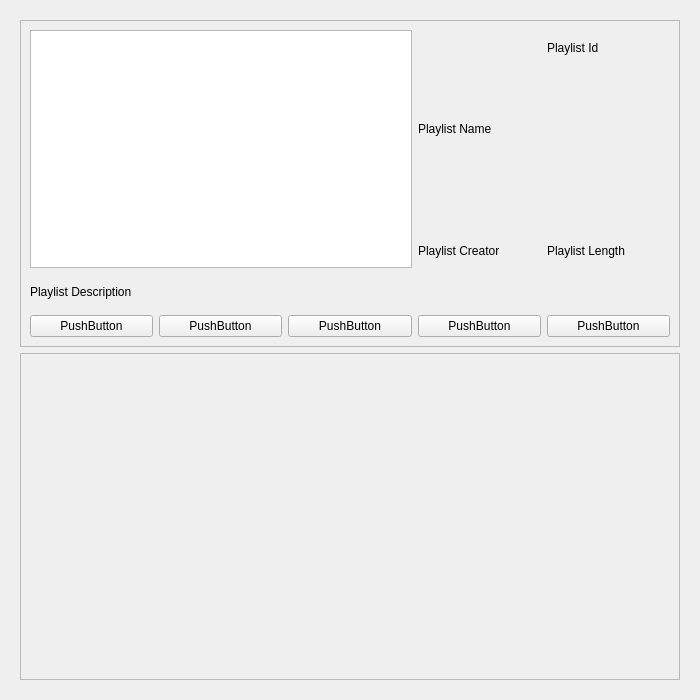
Old version of the form src/content/contentPlaylist.ui in the repository Nmstr/Auralium.
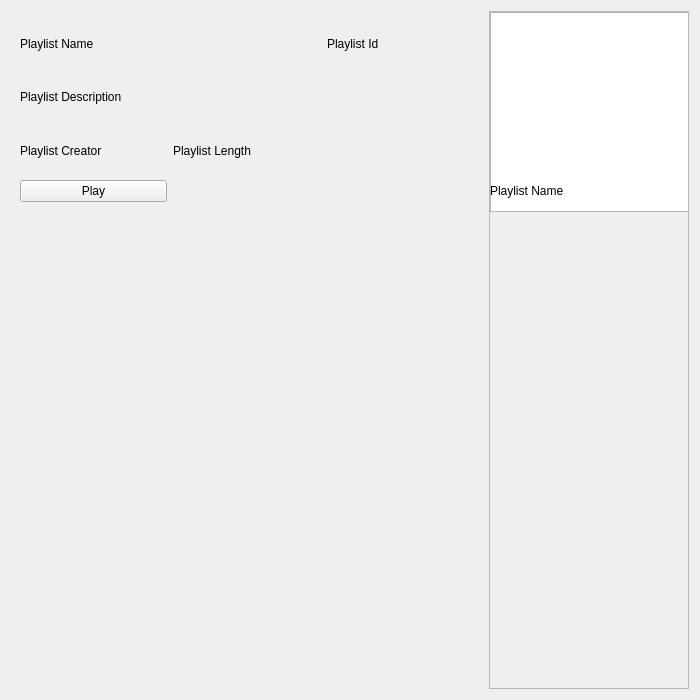
New version of the form. Icons and pictures are not drawn.

Commit message: added icons and redid playlists tab

Patch:
```diff
--- a/src/content/contentPlaylist.ui
+++ b/src/content/contentPlaylist.ui
@@ -13,9 +13,9 @@
   <property name="windowTitle">
    <string>Frame</string>
   </property>
-  <layout class="QVBoxLayout" name="verticalLayout_2">
+  <layout class="QHBoxLayout" name="horizontalLayout">
    <item>
-    <widget class="QScrollArea" name="playlistViewScrollArea">
+    <widget class="QScrollArea" name="scrollArea">
      <property name="frameShape">
       <enum>QFrame::NoFrame</enum>
      </property>
@@ -27,108 +27,89 @@
        <rect>
         <x>0</x>
         <y>0</y>
-        <width>682</width>
+        <width>476</width>
         <height>682</height>
        </rect>
       </property>
-      <layout class="QVBoxLayout" name="verticalLayout_12">
+      <layout class="QVBoxLayout" name="verticalLayout_2">
+       <property name="spacing">
+        <number>0</number>
+       </property>
        <property name="leftMargin">
-        <number>9</number>
+        <number>0</number>
        </property>
        <property name="topMargin">
-        <number>9</number>
+        <number>0</number>
        </property>
        <property name="rightMargin">
-        <number>9</number>
+        <number>0</number>
        </property>
        <property name="bottomMargin">
-        <number>9</number>
+        <number>0</number>
        </property>
        <item>
-        <widget class="QFrame" name="playlistsTopper">
+        <widget class="QFrame" name="playlistTopper">
          <property name="minimumSize">
           <size>
            <width>0</width>
-           <height>300</height>
+           <height>200</height>
+          </size>
+         </property>
+         <property name="maximumSize">
+          <size>
+           <width>16777215</width>
+           <height>200</height>
           </size>
          </property>
          <property name="frameShape">
-          <enum>QFrame::StyledPanel</enum>
+          <enum>QFrame::NoFrame</enum>
          </property>
          <property name="frameShadow">
           <enum>QFrame::Raised</enum>
          </property>
-         <layout class="QGridLayout" name="gridLayout_7">
-          <item row="5" column="5">
-           <widget class="QLabel" name="playlistLengthLabel">
-            <property name="text">
-             <string>Playlist Length</string>
-            </property>
-           </widget>
-          </item>
-          <item row="2" column="3">
-           <widget class="QLabel" name="playlistNameLabel">
-            <property name="text">
-             <string>Playlist Name</string>
-            </property>
-           </widget>
-          </item>
-          <item row="5" column="3">
+         <layout class="QGridLayout" name="gridLayout">
+          <item row="2" column="0">
            <widget class="QLabel" name="playlistCreatorLabel">
             <property name="text">
              <string>Playlist Creator</string>
             </property>
            </widget>
           </item>
-          <item row="0" column="5">
-           <widget class="QLabel" name="playlistIdLabel">
-            <property name="text">
-             <string>Playlist Id</string>
-            </property>
-           </widget>
-          </item>
-          <item row="7" column="0">
-           <widget class="QPushButton" name="pushButton">
-            <property name="text">
-             <string>PushButton</string>
-            </property>
-           </widget>
-          </item>
-          <item row="0" column="0" rowspan="6" colspan="3">
-           <widget class="QGraphicsView" name="playlistImg"/>
-          </item>
-          <item row="6" column="0">
+          <item row="1" column="0">
            <widget class="QLabel" name="playlistDescriptionLabel">
             <property name="text">
              <string>Playlist Description</string>
             </property>
            </widget>
           </item>
-          <item row="7" column="1">
-           <widget class="QPushButton" name="pushButton_2">
+          <item row="0" column="0">
+           <widget class="QLabel" name="playlistNameLabel">
             <property name="text">
-             <string>PushButton</string>
+             <string>Playlist Name</string>
             </property>
            </widget>
           </item>
-          <item row="7" column="2">
-           <widget class="QPushButton" name="pushButton_3">
+          <item row="0" column="2">
+           <widget class="QLabel" name="playlistIdLabel">
             <property name="text">
-             <string>PushButton</string>
+             <string>Playlist Id</string>
             </property>
            </widget>
           </item>
-          <item row="7" column="3">
-           <widget class="QPushButton" name="pushButton_4">
+          <item row="2" column="1">
+           <widget class="QLabel" name="playlistLengthLabel">
             <property name="text">
-             <string>PushButton</string>
+             <string>Playlist Length</string>
             </property>
            </widget>
           </item>
-          <item row="7" column="5">
-           <widget class="QPushButton" name="pushButton_5">
+          <item row="3" column="0">
+           <widget class="QPushButton" name="playBtn">
             <property name="text">
-             <string>PushButton</string>
+             <string>Play</string>
+            </property>
+            <property name="icon">
+             <iconset theme="media-playback-start"/>
             </property>
            </widget>
           </item>
@@ -138,7 +119,7 @@
        <item>
         <widget class="QFrame" name="playlistSongs">
          <property name="frameShape">
-          <enum>QFrame::StyledPanel</enum>
+          <enum>QFrame::NoFrame</enum>
          </property>
          <property name="frameShadow">
           <enum>QFrame::Raised</enum>
@@ -149,6 +130,107 @@
      </widget>
     </widget>
    </item>
+   <item>
+    <widget class="QFrame" name="side">
+     <property name="minimumSize">
+      <size>
+       <width>200</width>
+       <height>0</height>
+      </size>
+     </property>
+     <property name="maximumSize">
+      <size>
+       <width>200</width>
+       <height>16777215</height>
+      </size>
+     </property>
+     <property name="frameShape">
+      <enum>QFrame::StyledPanel</enum>
+     </property>
+     <property name="frameShadow">
+      <enum>QFrame::Raised</enum>
+     </property>
+     <layout class="QVBoxLayout" name="verticalLayout">
+      <property name="spacing">
+       <number>0</number>
+      </property>
+      <property name="leftMargin">
+       <number>0</number>
+      </property>
+      <property name="topMargin">
+       <number>0</number>
+      </property>
+      <property name="rightMargin">
+       <number>0</number>
+      </property>
+      <property name="bottomMargin">
+       <number>0</number>
+      </property>
+      <item>
+       <widget class="QFrame" name="sideTopper">
+        <property name="sizePolicy">
+         <sizepolicy hsizetype="Preferred" vsizetype="Preferred">
+          <horstretch>0</horstretch>
+          <verstretch>0</verstretch>
+         </sizepolicy>
+        </property>
+        <property name="maximumSize">
+         <size>
+          <width>16777215</width>
+          <height>200</height>
+         </size>
+        </property>
+        <property name="frameShape">
+         <enum>QFrame::NoFrame</enum>
+        </property>
+        <property name="frameShadow">
+         <enum>QFrame::Raised</enum>
+        </property>
+        <widget class="QGraphicsView" name="playlistImg">
+         <property name="geometry">
+          <rect>
+           <x>0</x>
+           <y>0</y>
+           <width>200</width>
+           <height>200</height>
+          </rect>
+         </property>
+        </widget>
+        <widget class="QLabel" name="playlistNameLabelImg">
+         <property name="geometry">
+          <rect>
+           <x>0</x>
+           <y>160</y>
+           <width>124</width>
+           <height>38</height>
+          </rect>
+         </property>
+         <property name="text">
+          <string>Playlist Name</string>
+         </property>
+        </widget>
+       </widget>
+      </item>
+      <item>
+       <widget class="QFrame" name="sideBottom">
+        <property name="maximumSize">
+         <size>
+          <width>16777215</width>
+          <height>16777215</height>
+         </size>
+        </property>
+        <property name="frameShape">
+         <enum>QFrame::NoFrame</enum>
+        </property>
+        <property name="frameShadow">
+         <enum>QFrame::Raised</enum>
+        </property>
+        <layout class="QVBoxLayout" name="verticalLayout_3"/>
+       </widget>
+      </item>
+     </layout>
+    </widget>
+   </item>
   </layout>
  </widget>
  <resources/>
```
Left out of the diff: 2 changed lines with no effect on the pictures. The commit also changes 6 other files.
